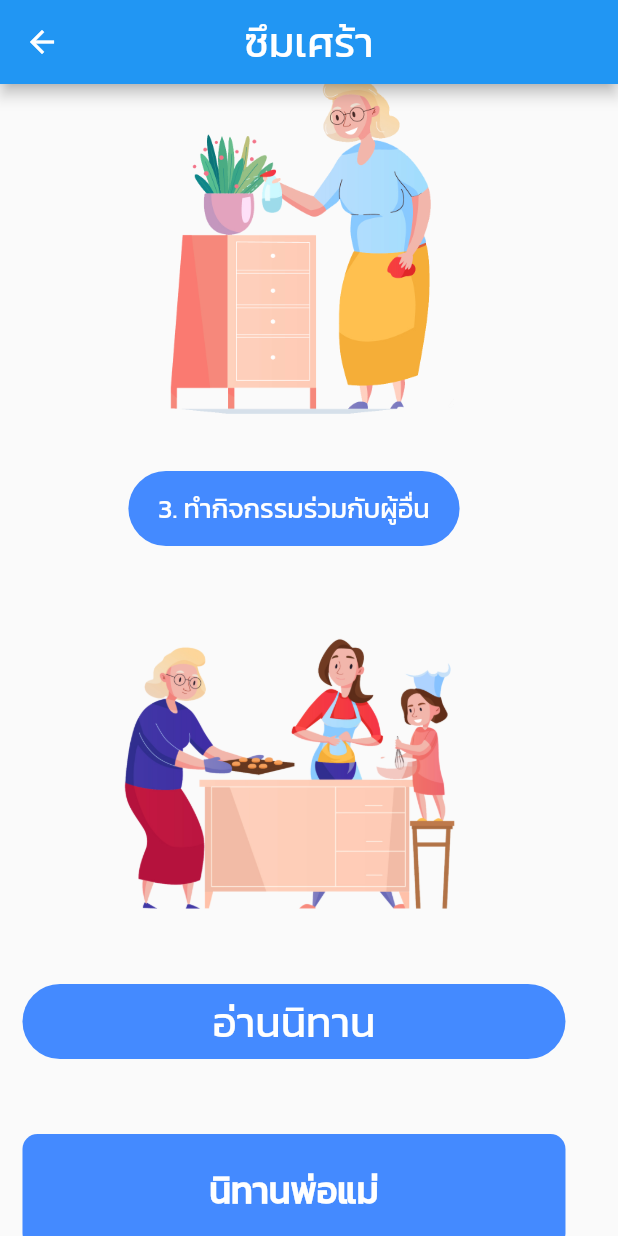
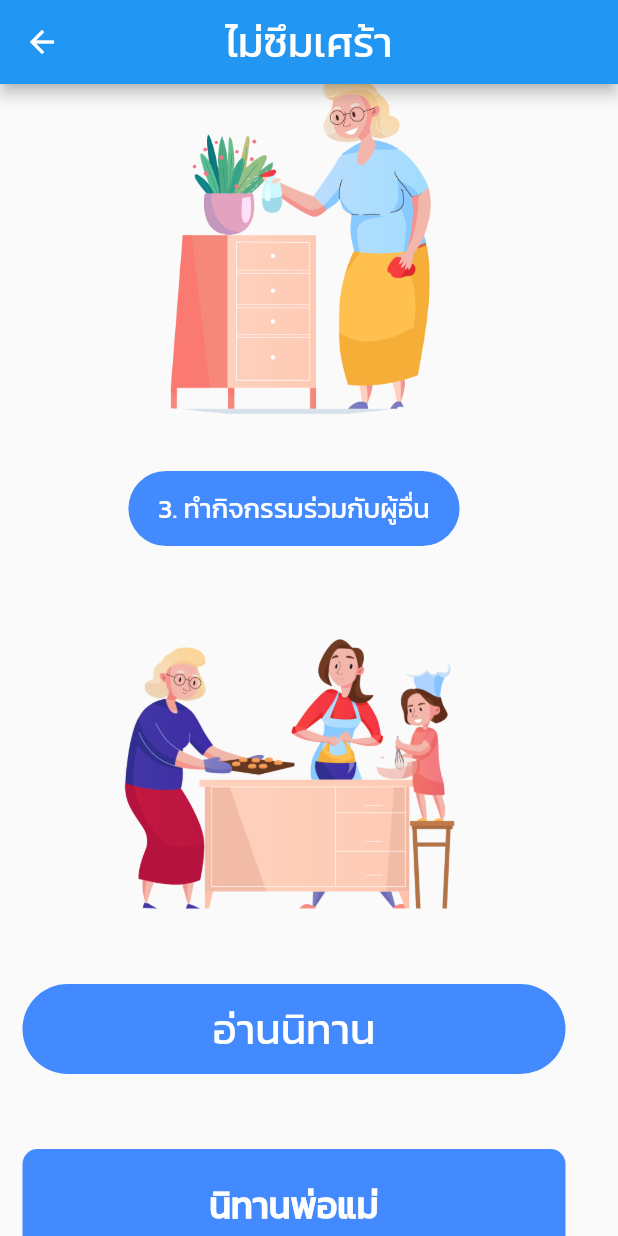
Before and after one commit to KalimaPz/4-smart-front-end, a Flutter app: the Depress screen opened directly, scrolled down 576 dp, on a phone screen of 412 x 824 dp. Run offline on Flutter 3.47's test engine with Material 2 defaults, Android fonts, the phone set to English and light mode, and no system bars; our stand-ins replace connectivity, flutter_tts, font_awesome_flutter, shared_preferences, youtube_player_flutter; missing offline and left inert: audioplayer, flutter_webview_plugin; accounts and stored records are empty.

Commit message:
Fix header appbar

```diff
--- a/lib/views/Depress.dart
+++ b/lib/views/Depress.dart
@@ -32,7 +32,7 @@ class _DepressState extends State<Depress> {
 
   @override
   Widget build(BuildContext context) {
-    final String title = 'ซึมเศร้า';
+    final String title = 'ไม่ซึมเศร้า';
     const double spacer = 20;
     const double imageSize = 256;
     return Scaffold(
@@ -107,6 +107,7 @@ class _DepressState extends State<Depress> {
                 ),
                 SizedBox(
                   width: MediaQuery.of(context).size.width - 50,
+                  height: 60,
                   child: CustomHeader(
                     text: 'อ่านนิทาน',
                     textSize: 28,
```
Also changed, not shown: lib/views/ReaderWebView.dart (+10 -5 lines).
